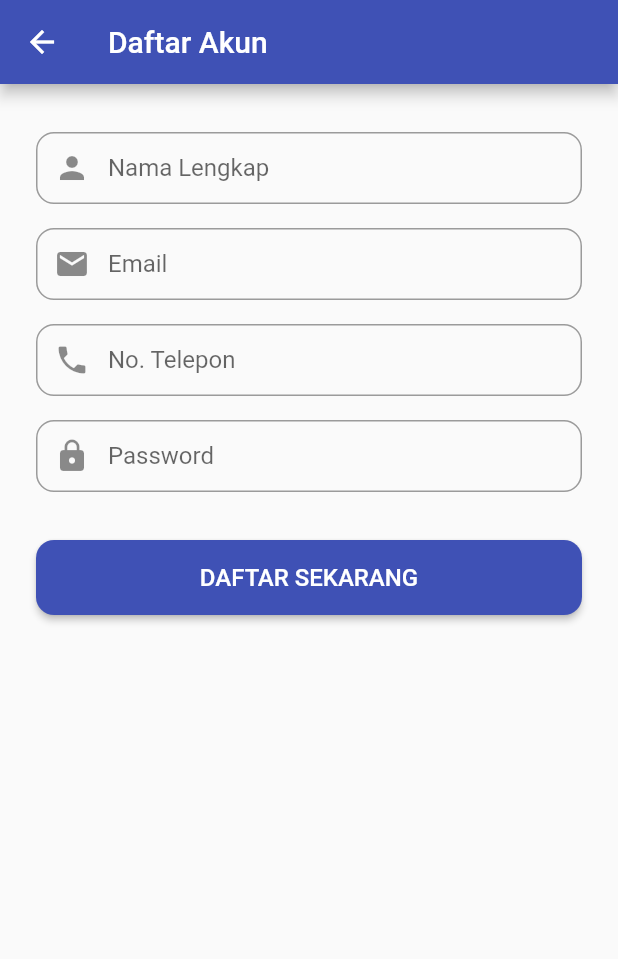
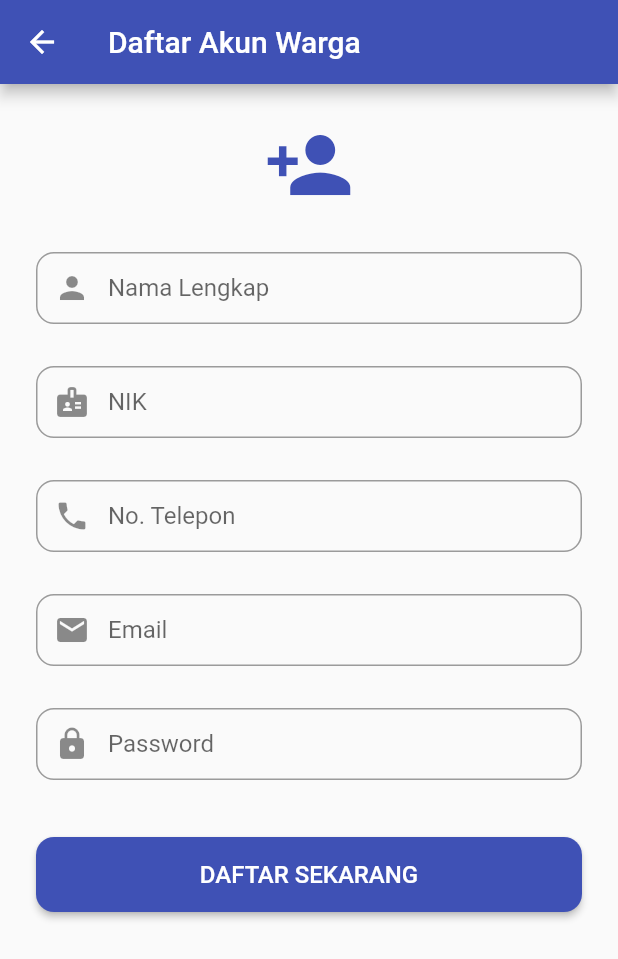
Before and after one commit to revania29/mobileapp_laporbalongmojo, a Flutter app: the RegisterMasyarakatScreen screen opened by its route, on a phone screen of 412 x 824 dp. Shown: the top 959 px of the screen. Run offline on Flutter 3.47's test engine with Material 3 defaults, Android fonts, the phone set to English and light mode, and no system bars; our stand-ins replace firebase_core, firebase_messaging, flutter_local_notifications, flutter_secure_storage, image_picker, shared_preferences; accounts and stored records are empty.

Commit message:
UX Improvements (Snackbar Feedback & Loading States)

```diff
--- a/lapor_balongmojo/lib/screens/auth/register_masyarakat_screen.dart
+++ b/lapor_balongmojo/lib/screens/auth/register_masyarakat_screen.dart
@@ -2,7 +2,7 @@ import 'package:flutter/material.dart';
 import 'package:provider/provider.dart';
 import 'package:lapor_balongmojo/providers/auth_provider.dart';
 import 'package:lapor_balongmojo/widgets/custom_textfield.dart';
-import 'package:lapor_balongmojo/widgets/primary_button.dart';
+import 'package:lapor_balongmojo/utils/ui_utils.dart';
 
 class RegisterMasyarakatScreen extends StatefulWidget {
   static const routeName = '/register-masyarakat';
@@ -13,15 +13,19 @@ class RegisterMasyarakatScreen extends StatefulWidget {
 }
 
 class _RegisterMasyarakatScreenState extends State<RegisterMasyarakatScreen> {
-  final _formKey = GlobalKey<FormState>();
   final _namaController = TextEditingController();
   final _emailController = TextEditingController();
   final _phoneController = TextEditingController();
+  final _nikController = TextEditingController();
   final _passwordController = TextEditingController();
+
   bool _isLoading = false;
 
-  Future<void> _submit() async {
-    if (!_formKey.currentState!.validate()) return;
+  Future<void> _register() async {
+    if (_namaController.text.isEmpty || _emailController.text.isEmpty || _passwordController.text.isEmpty) {
+      UiUtils.showError(context, "Semua field wajib diisi!");
+      return;
+    }
 
     setState(() => _isLoading = true);
 
@@ -29,43 +33,62 @@ class _RegisterMasyarakatScreenState extends State<RegisterMasyarakatScreen> {
       await Provider.of<AuthProvider>(context, listen: false).register(
         _namaController.text,
         _emailController.text,
+        _passwordController.text,
+        _nikController.text,
         _phoneController.text,
-        _passwordController.text,
       );
 
       if (!mounted) return;
-      ScaffoldMessenger.of(context).showSnackBar(
-        const SnackBar(content: Text('Registrasi Berhasil! Silakan Login.')),
-      );
+
+      UiUtils.showSuccess(context, "Pendaftaran berhasil! Silakan Login.");
       Navigator.of(context).pop();
+
     } catch (e) {
       if (!mounted) return;
-      ScaffoldMessenger.of(context).showSnackBar(
-        SnackBar(content: Text('Gagal: ${e.toString()}')),
-      );
+      UiUtils.showError(context, "Gagal daftar: $e");
+    } finally {
+      if (mounted) setState(() => _isLoading = false);
     }
-
-    setState(() => _isLoading = false);
   }
 
   @override
   Widget build(BuildContext context) {
     return Scaffold(
-      appBar: AppBar(title: const Text('Daftar Akun')),
+      appBar: AppBar(title: const Text('Daftar Akun Warga')),
       body: SingleChildScrollView(
         padding: const EdgeInsets.all(24),
-        child: Form(
-          key: _formKey,
-          child: Column(
-            children: [
-              CustomTextField(controller: _namaController, labelText: 'Nama Lengkap', icon: Icons.person),
-              CustomTextField(controller: _emailController, labelText: 'Email', icon: Icons.email, keyboardType: TextInputType.emailAddress),
-              CustomTextField(controller: _phoneController, labelText: 'No. Telepon', icon: Icons.phone, keyboardType: TextInputType.phone),
-              CustomTextField(controller: _passwordController, labelText: 'Password', icon: Icons.lock, isPassword: true),
-              const SizedBox(height: 24),
-              PrimaryButton(text: 'DAFTAR SEKARANG', onPressed: _submit, isLoading: _isLoading),
-            ],
-          ),
+        child: Column(
+          children: [
+            const Icon(Icons.person_add, size: 60, color: Colors.indigo),
+            const SizedBox(height: 20),
+
+            CustomTextField(controller: _namaController, labelText: 'Nama Lengkap', icon: Icons.person),
+            const SizedBox(height: 12),
+            CustomTextField(controller: _nikController, labelText: 'NIK', icon: Icons.badge, keyboardType: TextInputType.number),
+            const SizedBox(height: 12),
+            CustomTextField(controller: _phoneController, labelText: 'No. Telepon', icon: Icons.phone, keyboardType: TextInputType.phone),
+            const SizedBox(height: 12),
+            CustomTextField(controller: _emailController, labelText: 'Email', icon: Icons.email, keyboardType: TextInputType.emailAddress),
+            const SizedBox(height: 12),
+            CustomTextField(controller: _passwordController, labelText: 'Password', icon: Icons.lock, obscureText: true),
+
+            const SizedBox(height: 30),
+
+            SizedBox(
+              width: double.infinity,
+              height: 50,
+              child: ElevatedButton(
+                onPressed: _isLoading ? null : _register,
+                style: ElevatedButton.styleFrom(
+                  backgroundColor: Colors.indigo,
+                  shape: RoundedRectangleBorder(borderRadius: BorderRadius.circular(12)),
+                ),
+                child: _isLoading
+                  ? const SizedBox(height: 20, width: 20, child: CircularProgressIndicator(color: Colors.white))
+                  : const Text('DAFTAR SEKARANG', style: TextStyle(fontSize: 16)),
+              ),
+            ),
+          ],
         ),
       ),
     );
```
Also changed, not shown: lapor_balongmojo/lib/screens/auth/login_screen.dart (+61 -34 lines), lapor_balongmojo/lib/screens/splash_screen.dart (+34 -18 lines), lapor_balongmojo_api/src/utils/ui_utils.dart (added, +41 -0 lines).
